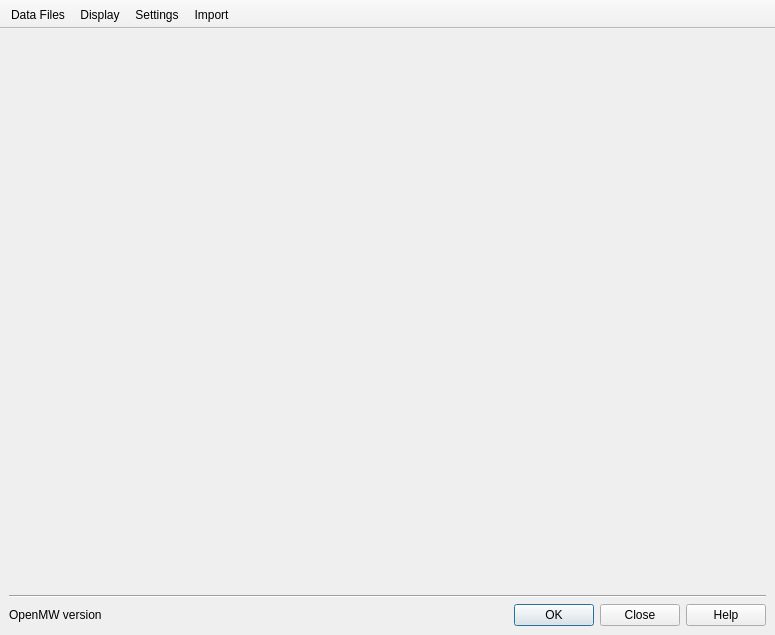
The window that apps/launcher/ui/mainwindow.ui (xorza/openmw-rtx) describes before a commit, drawn with Qt 5.
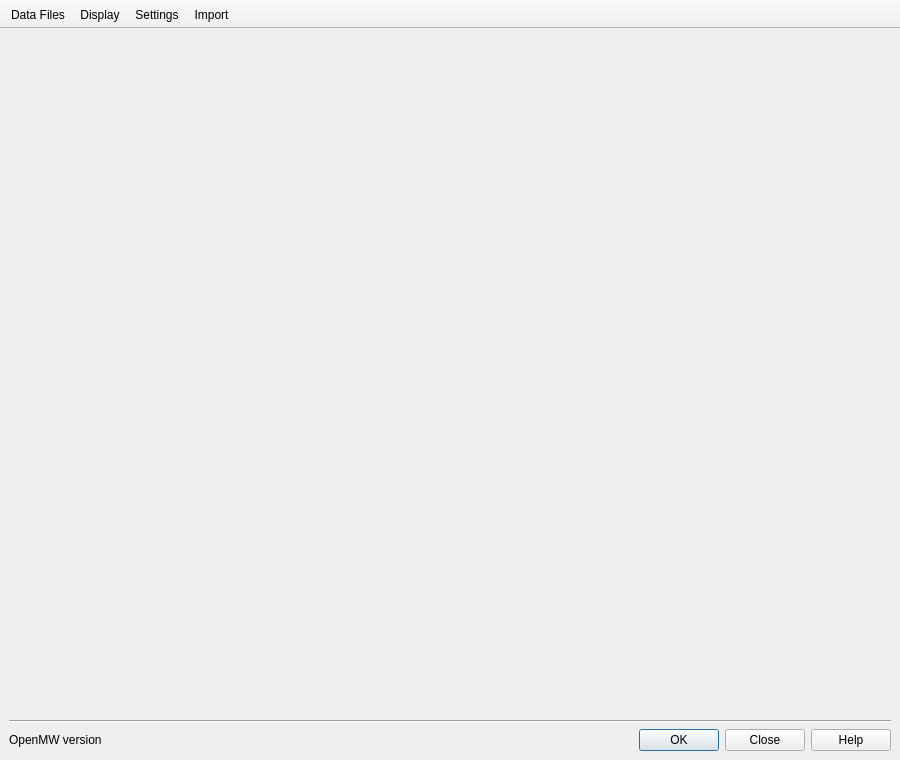
The same window after the commit. Icons and pictures are not drawn.

Diff of the .ui file:
```diff
--- a/apps/launcher/ui/mainwindow.ui
+++ b/apps/launcher/ui/mainwindow.ui
@@ -6,16 +6,10 @@
    <rect>
     <x>0</x>
     <y>0</y>
-    <width>775</width>
-    <height>635</height>
+    <width>900</width>
+    <height>760</height>
    </rect>
   </property>
-  <property name="minimumSize">
-   <size>
-    <width>775</width>
-    <height>635</height>
-   </size>
-  </property>
   <property name="windowTitle">
    <string>OpenMW RTX Launcher</string>
   </property>
```
